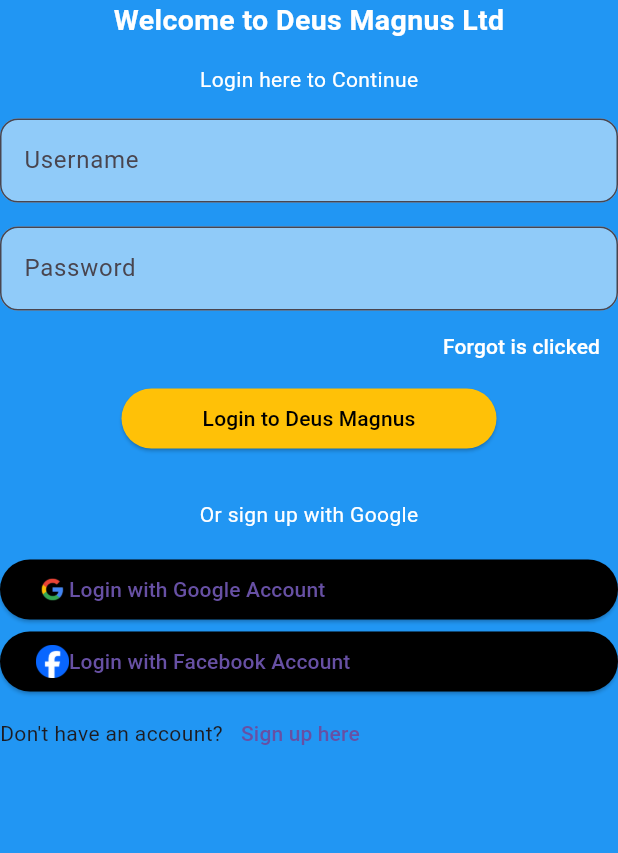
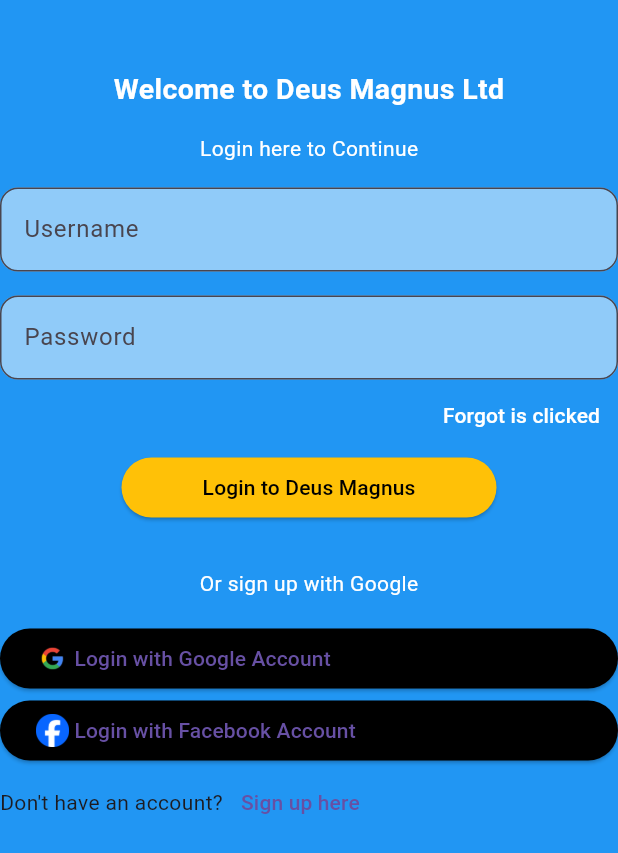
Before and after one commit to Senwin5/map_project, a Flutter app: the screen it shows after launch, on a phone screen of 412 x 824 dp. Shown: the top 853 px of the screen. Run offline on Flutter 3.47's test engine with Material 3 defaults, Android fonts, the phone set to English and light mode, and no system bars.

Commit message:
fift commit

```diff
--- a/lib/login_page.dart
+++ b/lib/login_page.dart
@@ -9,6 +9,7 @@ class LoginPage extends StatelessWidget {
       backgroundColor: Colors.blue[500],
       body: Column(
         children: [
+          SizedBox(height: 46),
           Text(
             "Welcome to Deus Magnus Ltd",
             style: TextStyle(
@@ -78,7 +79,7 @@ class LoginPage extends StatelessWidget {
             child: Row(
               children: [
                 Image.asset('assets/images/google.png', width: 22, height: 22),
-                Text("Login with Google Account"),
+                Text(" Login with Google Account"),
               ],
             ),
           ),
@@ -95,7 +96,7 @@ class LoginPage extends StatelessWidget {
                   width: 22,
                   height: 22,
                 ),
-                Text("Login with Facebook Account"),
+                Text(" Login with Facebook Account"),
               ],
             ),
           ),
```
Also changed, not shown: 1 other file.
